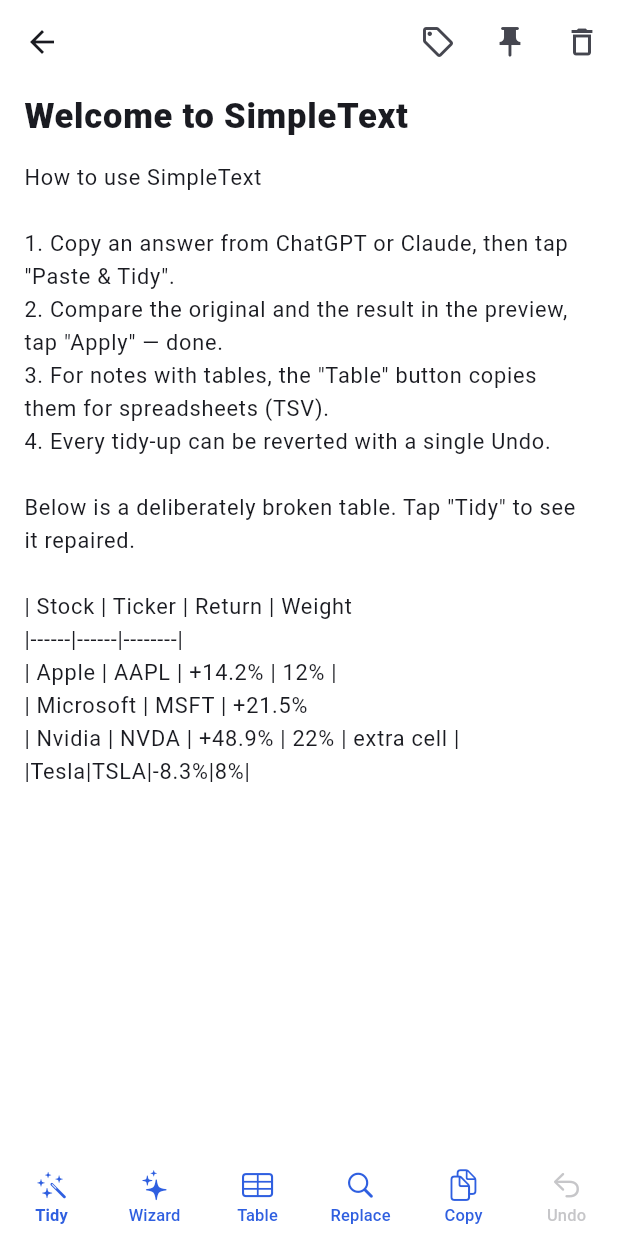
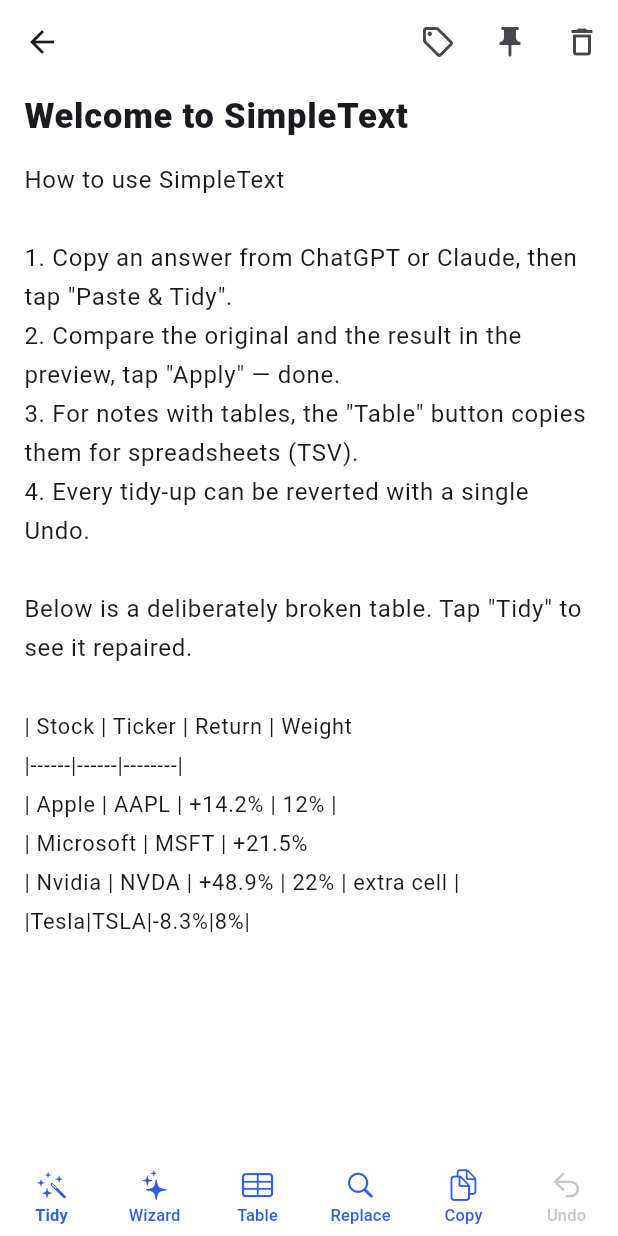
Before and after one commit to ziririt/simpletext-app, a Flutter app: the screen it shows after launch, after a tap on the "add" icon, after a tap on "Welcome to SimpleText", on a phone screen of 412 x 824 dp. Run offline on Flutter 3.47's test engine with Material 3 defaults, Android fonts, the phone set to English and light mode, and no system bars; our stand-ins replace shared_preferences.

Commit message:
ver.0.1.5.1 — 표·코드만 등폭 글꼴, 줄글은 기기 기본 글꼴
소유자 요청(2026-08-14): "표 부분만 등폭 폰트 쓰고 기본 텍스트는 기기의 기본
시스템 폰트 쓸 수 있으면 좋겠다." 지금까지는 등폭이 편집기 전체에 걸려서,
칸은 맞지만 한글 줄글이 읽기 불편했다.

- core/mono_spans.dart (신규): 본문에서 등폭이 필요한 구간만 골라내는 순수 함수.
  대상은 (1) 머리글+가로 구분선이 있는 정렬 표, (2) 아직 정리하지 않은 파이프·탭 표,
  (3) 코드 블록. 판단 기준은 엔진의 표 탐지와 같게 맞췄다 — 다르면 "화면에선 표인데
  정리하면 표가 아니다"가 된다.
- core/mono_controller.dart (신규): 그 구간에만 D2Coding을 입히는 컨트롤러.
  buildTextSpan을 직접 만들되 한글 IME 조합 밑줄이 사라지지 않도록 구간을 같이 자른다.
  등폭 크기는 14.5로 줄이고 height로 줄 높이를 본문(16×1.6)과 일치시켜, 표 근처에서
  줄 간격이 튀지 않게 했다.
- main.dart: 본문 TextField를 기기 기본 글꼴로 되돌리고 전용 컨트롤러를 물림.
- 설정 스위치 뜻이 바뀌었으므로 9개 언어 문구를 전부 갱신
  ("편집기 등폭 글꼴" → "표를 등폭 글꼴로", 부제도 새 동작에 맞게).
- 테스트 13개 추가: 표·코드는 반드시 잡히고 줄글은 절대 안 잡히는지 양방향으로 본다.
  엔진 왕복 테스트(정리 결과의 표 블록 == 등폭 구간)도 포함.

웹은 대상이 아니다. <textarea>는 글꼴을 하나밖에 못 써서 줄마다 다르게 줄 수 없고,
contenteditable로 갈아엎으면 한글 입력이 깨질 위험이 크다. HANDOVER 9절에 적어 뒀다.

Co-Authored-By: Claude Opus 5 <noreply@anthropic.com>
Claude-Session: https://claude.ai/code/session_01ANvZx3FYZbWSpuUwNsh6HL

````diff
--- /dev/null
+++ b/lib/core/mono_controller.dart
@@ -0,0 +1,84 @@
+/// 편집기에서 표·코드 구간만 등폭 글꼴로 그리는 컨트롤러.
+///
+/// TextField는 원래 글꼴이 하나뿐이지만, 컨트롤러가 buildTextSpan을 직접 만들면
+/// 구간마다 다른 글꼴을 줄 수 있다. 편집 기능(커서·선택·되돌리기)은 그대로다.
+///
+/// 조심할 것 — 한글 입력(IME):
+///   글자를 조합하는 동안 Flutter는 '조합 중' 구간에 밑줄을 그어 준다. 기본
+///   buildTextSpan이 하는 일인데, 그냥 덮어써 버리면 그 밑줄이 사라진다.
+///   그래서 여기서는 등폭 구간과 조합 구간을 같이 잘라서 둘 다 살린다.
+library;
+
+import 'package:flutter/material.dart';
+
+import 'mono_spans.dart';
+
+class MonoTextController extends TextEditingController {
+  MonoTextController({super.text});
+
+  /// 설정의 "표를 등폭 글꼴로"가 켜져 있는지. 화면 build에서 넣어 준다.
+  bool monoEnabled = true;
+
+  /// 등폭 구간에 쓸 글꼴. 한글이 영문의 정확히 2배라 공백 정렬이 성립한다.
+  static const String fontFamily = 'D2Coding';
+
+  /// 본문(줄글) 크기 — 기기 기본 글꼴을 그대로 쓴다.
+  static const double bodyFontSize = 16;
+  static const double bodyHeight = 1.6;
+
+  /// 등폭 구간 크기. 표가 가로로 덜 넘치도록 본문보다 조금 작게 쓴다.
+  static const double monoFontSize = 14.5;
+
+  /// 크기가 달라도 **줄 높이는 본문과 같아야** 표 근처에서 줄 간격이 튀지 않는다.
+  static const double monoHeight = bodyFontSize * bodyHeight / monoFontSize;
+
+  @override
+  TextSpan buildTextSpan({
+    required BuildContext context,
+    TextStyle? style,
+    required bool withComposing,
+  }) {
+    final spans = monoEnabled ? monoSpans(text) : const <MonoSpan>[];
+    final composing =
+        (withComposing && value.isComposingRangeValid) ? value.composing : null;
+    if (spans.isEmpty && composing == null) {
+      return TextSpan(text: text, style: style);
+    }
+
+    final base = style ?? const TextStyle();
+    final monoStyle = base.copyWith(
+      fontFamily: fontFamily,
+      fontSize: monoFontSize,
+      height: monoHeight,
+    );
+
+    // 구간 경계를 전부 모아 놓고 잘라 나가면, 등폭 구간과 조합 구간이 겹쳐도
+    // 어긋나지 않는다.
+    final cuts = <int>{0, text.length};
+    for (final s in spans) {
+      cuts.add(s.start.clamp(0, text.length));
+      cuts.add(s.end.clamp(0, text.length));
+    }
+    if (composing != null) {
+      cuts.add(composing.start.clamp(0, text.length));
+      cuts.add(composing.end.clamp(0, text.length));
+    }
+    final points = cuts.toList()..sort();
+
+    final children = <TextSpan>[];
+    for (var i = 0; i < points.length - 1; i++) {
+      final a = points[i], b = points[i + 1];
+      if (a >= b) continue;
+      final isMono = spans.any((s) => s.start <= a && b <= s.end);
+      final isComposing =
+          composing != null && composing.start <= a && b <= composing.end;
+      var segStyle = isMono ? monoStyle : base;
+      if (isComposing) {
+        segStyle = segStyle.merge(
+            const TextStyle(decoration: TextDecoration.underline));
+      }
+      children.add(TextSpan(text: text.substring(a, b), style: segStyle));
+    }
+    return TextSpan(style: style, children: children);
+  }
+}
--- /dev/null
+++ b/lib/core/mono_spans.dart
@@ -0,0 +1,124 @@
+/// 본문에서 "칸을 맞춰야 하는 구간"만 찾아낸다.
+///
+/// 2026-08-14 소유자 요청: "표 부분만 등폭 폰트 쓰고 기본 텍스트는 기기의 기본
+/// 시스템 폰트 쓸 수 있으면 좋겠다."
+///
+/// 왜 필요한가:
+///   표는 스페이스로 칸을 맞추므로 글자 폭이 일정한 글꼴(등폭)이라야 줄이 맞는다.
+///   반대로 줄글은 등폭으로 보면 읽기 불편하다 — 한글 문서는 특히 그렇다.
+///   그래서 편집기 전체가 아니라 **표·코드 구간만** 등폭으로 그린다.
+///
+/// 이 파일은 화면(Flutter)을 모른다. 순수하게 "몇 번째 글자부터 몇 번째 글자까지가
+/// 등폭 구간인가"만 계산한다. 그래야 테스트로 지킬 수 있다.
+library;
+
+/// 등폭으로 그려야 하는 구간. [start]는 포함, [end]는 미포함(문자 인덱스).
+class MonoSpan {
+  const MonoSpan(this.start, this.end);
+
+  final int start;
+  final int end;
+
+  @override
+  bool operator ==(Object other) =>
+      other is MonoSpan && other.start == start && other.end == end;
+
+  @override
+  int get hashCode => Object.hash(start, end);
+
+  @override
+  String toString() => 'MonoSpan($start, $end)';
+}
+
+/// 코드 블록 울타리 (``` 또는 ~~~)
+final RegExp _fence = RegExp(r'^\s*(```|~~~)');
+
+/// 정렬 표의 머리글 아래 가로 구분선. 엔진이 찍는 그 줄이다.
+final RegExp _rule = RegExp(r'^─{3,}\s*$');
+
+/// 칸이 둘 이상이라는 표시 — 공백 2칸 이상이 열 구분자다(엔진과 같은 규칙).
+final RegExp _twoSpaces = RegExp(r'\S {2,}\S');
+
+/// [text]에서 등폭으로 그려야 하는 구간을 앞에서부터 순서대로 돌려준다.
+///
+/// 대상은 세 가지다.
+///   1. 코드 블록 (``` … ```)
+///   2. 정렬 표 — 머리글 + 가로 구분선 + 빈 줄 전까지의 행들
+///   3. 아직 정리하지 않은 표 — 세로줄(|)이나 탭으로 구분된 줄이 2줄 이상 이어질 때
+///
+/// 3번을 넣는 이유: 붙여넣은 직후, 아직 "정리"를 누르기 전에도 표는 표로 보여야
+/// 사용자가 무엇을 붙여넣었는지 알 수 있다.
+List<MonoSpan> monoSpans(String text) {
+  if (text.isEmpty) return const [];
+  final lines = text.split('\n');
+  final mono = List<bool>.filled(lines.length, false);
+
+  // 1) 코드 블록 — 여는 울타리부터 닫는 울타리까지 포함.
+  //    닫히지 않은 채 끝나면(입력 중일 수 있다) 그 뒤 전부를 코드로 보지 않는다.
+  var fenceStart = -1;
+  for (var i = 0; i < lines.length; i++) {
+    if (!_fence.hasMatch(lines[i])) continue;
+    if (fenceStart < 0) {
+      fenceStart = i;
+    } else {
+      for (var j = fenceStart; j <= i; j++) {
+        mono[j] = true;
+      }
+      fenceStart = -1;
+    }
+  }
+
+  // 2) 정렬 표 — 구분선을 기준으로 위로 한 줄(머리글), 아래로 빈 줄 전까지.
+  for (var i = 0; i < lines.length; i++) {
+    if (mono[i] || !_rule.hasMatch(lines[i])) continue;
+    // 장식용 가로선과 구분한다. 표라면 바로 위가 머리글(열이 둘 이상)이고
+    // 바로 아래에 행이 하나는 있어야 한다. 엔진의 표 탐지와 같은 기준이다.
+    if (i == 0 || i + 1 >= lines.length) continue;
+    if (!_twoSpaces.hasMatch(lines[i - 1])) continue;
+    if (lines[i + 1].trim().isEmpty) continue;
+    mono[i - 1] = true;
+    mono[i] = true;
+    for (var j = i + 1; j < lines.length && lines[j].trim().isNotEmpty; j++) {
+      mono[j] = true;
+    }
+  }
+
+  // 3) 아직 정리하지 않은 표 — 세로줄이나 탭으로 구분된 줄이 이어질 때.
+  bool looksRaw(String l) =>
+      l.trim().isNotEmpty && (l.contains('|') || l.contains('\t'));
+  var runStart = -1;
+  for (var i = 0; i <= lines.length; i++) {
+    final hit = i < lines.length && looksRaw(lines[i]);
+    if (hit) {
+      if (runStart < 0) runStart = i;
+      continue;
+    }
+    // 한 줄짜리는 표가 아니다(줄글에 '|'가 한 번 나온 것일 수 있다).
+    if (runStart >= 0 && i - runStart >= 2) {
+      for (var j = runStart; j < i; j++) {
+        mono[j] = true;
+      }
+    }
+    runStart = -1;
+  }
+
+  // 줄 표시를 문자 구간으로 바꾼다.
+  // 줄 끝의 줄바꿈 문자까지 포함한다 — 줄바꿈이 어느 쪽 글꼴에 속하느냐에 따라
+  // 그 줄의 높이가 달라져서, 표 위아래 줄 간격이 들쭉날쭉해지기 때문이다.
+  final out = <MonoSpan>[];
+  var pos = 0;
+  var spanStart = -1;
+  for (var i = 0; i < lines.length; i++) {
+    final hasNewline = i < lines.length - 1;
+    final lineEnd = pos + lines[i].length + (hasNewline ? 1 : 0);
+    if (mono[i]) {
+      if (spanStart < 0) spanStart = pos;
+    } else if (spanStart >= 0) {
+      out.add(MonoSpan(spanStart, pos));
+      spanStart = -1;
+    }
+    pos = lineEnd;
+  }
+  if (spanStart >= 0) out.add(MonoSpan(spanStart, pos));
+  return out;
+}
--- a/lib/l10n/l10n_de.dart
+++ b/lib/l10n/l10n_de.dart
@@ -293,9 +293,9 @@ class L10nDe extends L10n {
   @override
   String get citationsSub => 'Entfernt [1]: URL-Quellenblöcke und [1]-Marken im Text';
   @override
-  String get monoEditorTitle => 'Monospace-Schrift im Editor';
+  String get monoEditorTitle => 'Tabellen in Monospace';
   @override
-  String get monoEditorSub => 'Richtet Tabellenspalten exakt aus. Gilt für den gesamten Editor';
+  String get monoEditorSub => 'Richtet Tabellen- und Codespalten exakt aus. Fließtext behält die Geräteschrift';
   @override
   String get dashListTitle => 'Gedankenstrich-Reihen in Listen umwandeln';
   @override
--- a/lib/l10n/l10n_en.dart
+++ b/lib/l10n/l10n_en.dart
@@ -292,9 +292,9 @@ class L10nEn extends L10n {
   @override
   String get citationsSub => 'Removes [1]: URL citation blocks and in-text [1] marks';
   @override
-  String get monoEditorTitle => 'Monospaced editor font';
+  String get monoEditorTitle => 'Monospaced tables';
   @override
-  String get monoEditorSub => 'Aligns table columns exactly. Applies to the whole editor';
+  String get monoEditorSub => 'Aligns table and code columns exactly. Prose keeps your device font';
   @override
   String get dashListTitle => 'Split dash runs into lists';
   @override
--- a/lib/l10n/l10n_es.dart
+++ b/lib/l10n/l10n_es.dart
@@ -292,9 +292,9 @@ class L10nEs extends L10n {
   @override
   String get citationsSub => 'Quita los bloques de citas [1]: URL y las marcas [1] del texto';
   @override
-  String get monoEditorTitle => 'Fuente monoespaciada';
+  String get monoEditorTitle => 'Tablas en monoespaciado';
   @override
-  String get monoEditorSub => 'Alinea las columnas de las tablas con precisión. Se aplica a todo el editor';
+  String get monoEditorSub => 'Alinea con precisión las columnas de tablas y código. El texto conserva la fuente del dispositivo';
   @override
   String get dashListTitle => 'Convertir series con guiones en listas';
   @override
--- a/lib/l10n/l10n_fr.dart
+++ b/lib/l10n/l10n_fr.dart
@@ -293,9 +293,9 @@ class L10nFr extends L10n {
   @override
   String get citationsSub => 'Retire les blocs de citation [1]: URL et les marques [1] dans le texte';
   @override
-  String get monoEditorTitle => 'Police à chasse fixe';
+  String get monoEditorTitle => 'Tableaux à chasse fixe';
   @override
-  String get monoEditorSub => 'Aligne les colonnes des tableaux avec précision. S’applique à tout l’éditeur';
+  String get monoEditorSub => 'Aligne exactement les colonnes des tableaux et du code. Le texte garde la police de l’appareil';
   @override
   String get dashListTitle => 'Transformer les suites de tirets en listes';
   @override
--- a/lib/l10n/l10n_ja.dart
+++ b/lib/l10n/l10n_ja.dart
@@ -290,9 +290,9 @@ class L10nJa extends L10n {
   @override
   String get citationsSub => '[1]: URL の出典ブロックと本文中の [1] 表記を除去';
   @override
-  String get monoEditorTitle => 'エディタを等幅フォントに';
+  String get monoEditorTitle => '表を等幅フォントで';
   @override
-  String get monoEditorSub => '表の桁がぴったり揃います。編集画面全体に適用されます';
+  String get monoEditorSub => '表とコードの桁がぴったり揃います。本文は端末の標準フォントのままです';
   @override
   String get dashListTitle => 'ダッシュ列挙のリスト化';
   @override
--- a/lib/l10n/l10n_ko.dart
+++ b/lib/l10n/l10n_ko.dart
@@ -290,9 +290,9 @@ class L10nKo extends L10n {
   @override
   String get citationsSub => '[1]: URL 출처 블록과 본문 [1] 표시 제거';
   @override
-  String get monoEditorTitle => '편집기 등폭 글꼴';
+  String get monoEditorTitle => '표를 등폭 글꼴로';
   @override
-  String get monoEditorSub => '표의 칸이 정확히 맞습니다. 켜면 편집 화면 전체가 등폭 글꼴이 됩니다';
+  String get monoEditorSub => '표와 코드의 칸이 정확히 맞습니다. 줄글은 기기 기본 글꼴 그대로입니다';
   @override
   String get dashListTitle => '대시 나열 목록화';
   @override
--- a/lib/l10n/l10n_pt.dart
+++ b/lib/l10n/l10n_pt.dart
@@ -292,9 +292,9 @@ class L10nPt extends L10n {
   @override
   String get citationsSub => 'Remove blocos de citação [1]: URL e marcas [1] no texto';
   @override
-  String get monoEditorTitle => 'Tipo de letra monoespaçado';
+  String get monoEditorTitle => 'Tabelas em monoespaçado';
   @override
-  String get monoEditorSub => 'Alinha as colunas das tabelas com precisão. Aplica-se a todo o editor';
+  String get monoEditorSub => 'Alinha com precisão as colunas de tabelas e código. O texto mantém o tipo de letra do dispositivo';
   @override
   String get dashListTitle => 'Converter sequências com travessão em listas';
   @override
--- a/lib/l10n/l10n_zh_hans.dart
+++ b/lib/l10n/l10n_zh_hans.dart
@@ -290,9 +290,9 @@ class L10nZhHans extends L10n {
   @override
   String get citationsSub => '去除 [1]: URL 引用块和正文中的 [1] 标记';
   @override
-  String get monoEditorTitle => '编辑器等宽字体';
+  String get monoEditorTitle => '表格使用等宽字体';
   @override
-  String get monoEditorSub => '表格各列精确对齐。将应用于整个编辑界面';
+  String get monoEditorSub => '表格与代码各列精确对齐。正文仍使用设备默认字体';
   @override
   String get dashListTitle => '破折号连排转列表';
   @override
--- a/lib/l10n/l10n_zh_hant.dart
+++ b/lib/l10n/l10n_zh_hant.dart
@@ -290,9 +290,9 @@ class L10nZhHant extends L10n {
   @override
   String get citationsSub => '移除 [1]: URL 引用區塊與內文中的 [1] 標記';
   @override
-  String get monoEditorTitle => '編輯器等寬字型';
+  String get monoEditorTitle => '表格使用等寬字型';
   @override
-  String get monoEditorSub => '表格各欄精確對齊。將套用至整個編輯畫面';
+  String get monoEditorSub => '表格與程式碼各欄精確對齊。內文仍使用裝置預設字型';
   @override
   String get dashListTitle => '破折號連排轉列表';
   @override
--- a/lib/main.dart
+++ b/lib/main.dart
@@ -13,6 +13,7 @@ import 'package:flutter_localizations/flutter_localizations.dart';
 import 'package:http/http.dart' as http;
 import 'package:shared_preferences/shared_preferences.dart';
 
+import 'core/mono_controller.dart';
 import 'core/tidy_engine.dart';
 import 'core/wizard.dart';
 import 'l10n/l10n.dart';
@@ -702,7 +703,8 @@ class _EditorScreenState extends State<EditorScreen> {
   final store = Store.instance;
   late Note note;
   late TextEditingController titleCtl;
-  late TextEditingController bodyCtl;
+  // 본문은 표·코드 구간만 등폭으로 그려야 해서 전용 컨트롤러를 쓴다.
+  late MonoTextController bodyCtl;
   late TextEditingController tagsCtl;
   bool _found = true;
   final FocusNode _titleFocus = FocusNode();
@@ -869,7 +871,7 @@ class _EditorScreenState extends State<EditorScreen> {
       note = store.notes[idx];
     }
     titleCtl = TextEditingController(text: note.title);
-    bodyCtl = TextEditingController(text: note.body);
+    bodyCtl = MonoTextController(text: note.body);
     tagsCtl = TextEditingController(text: note.tags.join(', '));
     for (final f in [_titleFocus, _bodyFocus, _tagsFocus]) {
       f.addListener(() => setState(() {}));
@@ -1355,6 +1357,8 @@ class _EditorScreenState extends State<EditorScreen> {
     if (!_found) {
       return Scaffold(body: Center(child: Text(l.noteNotFound)));
     }
+    // 설정을 바꾸면 다음 build에서 바로 반영된다(컨트롤러가 매번 이 값을 본다).
+    bodyCtl.monoEnabled = store.settings.monoEditor;
     return PopScope(
       onPopInvokedWithResult: (didPop, _) {
         if (didPop) _save();
@@ -1467,14 +1471,15 @@ class _EditorScreenState extends State<EditorScreen> {
                   expands: true,
                   textAlignVertical: TextAlignVertical.top,
                   decoration: InputDecoration(hintText: l.bodyHint, border: InputBorder.none),
-                  // 등폭을 켜면 표의 칸이 정확히 맞는다 (CotEditor와 같은 방식).
-                  // 비례 글꼴에서는 공백 정렬이 원리적으로 맞을 수 없다.
-                  // D2Coding — 한글이 영문의 정확히 2배 너비인 글꼴. 이게 있어야
-                  // 공백 정렬이 화면에서 실제로 맞는다. 기기 기본 등폭 글꼴은 한글이
-                  // 1.66배쯤이라 계산이 맞아도 행마다 조금씩 어긋난다(2026-08-14 측정).
-                  style: store.settings.monoEditor
-                      ? const TextStyle(fontSize: 14.5, height: 1.5, fontFamily: 'D2Coding')
-                      : const TextStyle(fontSize: 16, height: 1.6),
+                  // 줄글은 기기 기본 글꼴 그대로 두고, 표·코드 구간만 등폭으로
+                  // 바꿔 그린다(2026-08-14 소유자 요청). 어디가 표인지는
+                  // core/mono_spans.dart가, 실제로 글꼴을 입히는 일은
+                  // core/mono_controller.dart가 한다.
+                  // 표에 등폭이 필요한 이유: 공백으로 맞춘 칸은 글자 폭이 일정해야
+                  // 줄이 맞는다. 비례 글꼴에서는 원리적으로 맞출 수 없다.
+                  style: const TextStyle(
+                      fontSize: MonoTextController.bodyFontSize,
+                      height: MonoTextController.bodyHeight),
                   onChanged: (_) => _save(),
                 ),
               ),
--- a/lib/version.dart
+++ b/lib/version.dart
@@ -15,7 +15,7 @@
 library;
 
 /// 사람이 보는 버전. 기능이 바뀌면 가운데 자리, 고침만 있으면 끝자리를 올린다.
-const String appVersion = '0.1.4';
+const String appVersion = '0.1.5';
 
 /// 빌드 번호. 같은 버전으로 여러 번 올릴 때 구분한다.
 /// TestFlight 업로드 시에는 CI가 실행 번호로 덮어쓴다(같은 번호를 두 번 못 받기 때문).
--- a/pubspec.yaml
+++ b/pubspec.yaml
@@ -16,7 +16,7 @@ publish_to: 'none' # Remove this line if you wish to publish to pub.dev
 # https://developer.apple.com/library/archive/documentation/General/Reference/InfoPlistKeyReference/Articles/CoreFoundationKeys.html
 # In Windows, build-name is used as the major, minor, and patch parts
 # of the product and file versions while build-number is used as the build suffix.
-version: 0.1.4+1
+version: 0.1.5+1
 
 environment:
   sdk: ^3.12.2
````
Also changed, not shown: 3 other files.
